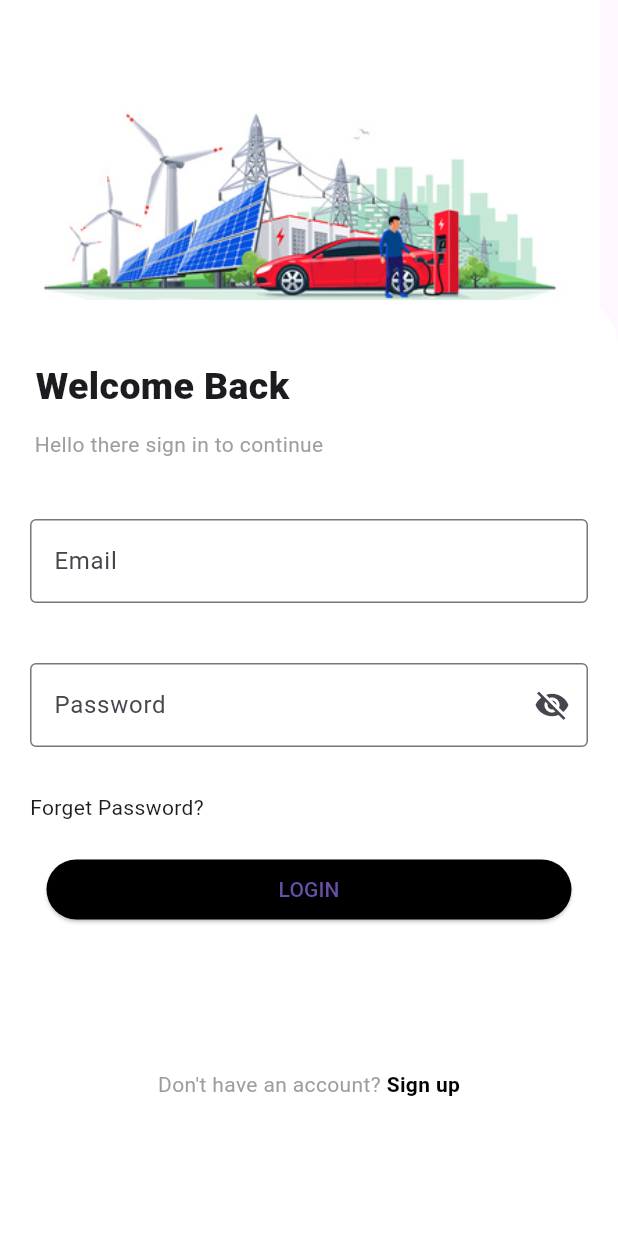
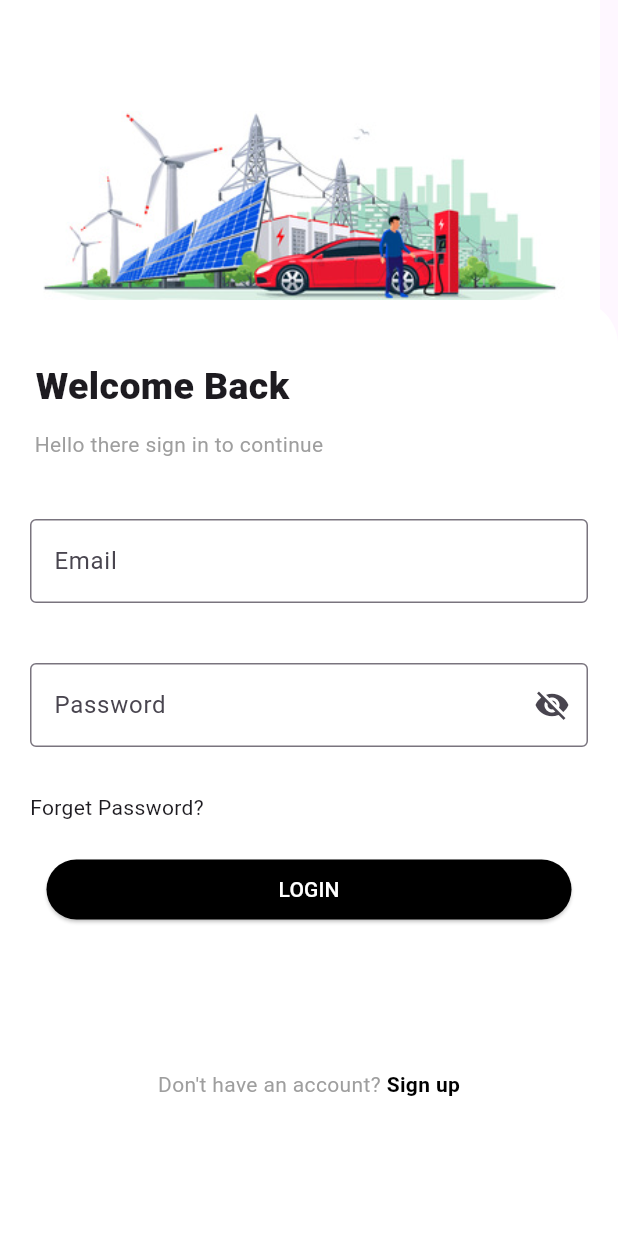
Before and after one commit to rujesh10/Ev-Charging-App, a Flutter app: the screen it shows after launch, on a phone screen of 412 x 824 dp. Run offline on Flutter 3.47's test engine with Material 3 defaults, Android fonts, the phone set to English and light mode, and no system bars; our stand-ins replace cloud_firestore, equatable, firebase_auth, firebase_core, flutter_bloc, flutter_spinkit and 3 more; missing offline and left inert: flutter_phone_direct_caller; accounts and stored records are empty.

Commit message:
flutter upgraded

```diff
--- a/lib/add.dart
+++ b/lib/add.dart
@@ -242,7 +242,8 @@ class _AddState extends State<Add> {
                           color: Colors.white,
                         )
                       : Text("Submit"),
-                  style: ElevatedButton.styleFrom(primary: Colors.black),
+                  style:
+                      ElevatedButton.styleFrom(backgroundColor: Colors.black),
                 ),
               ),
             ],
--- a/lib/bottomnav.dart
+++ b/lib/bottomnav.dart
@@ -19,6 +19,7 @@ class _BottomNavigationState extends State<BottomNavigation> {
   @override
   Widget build(BuildContext context) {
     return Scaffold(
+      backgroundColor: Colors.white,
       body: pages[selectedTab],
       bottomNavigationBar: BottomNavigationBar(
           currentIndex: selectedTab,
--- a/lib/changepassword.dart
+++ b/lib/changepassword.dart
@@ -255,7 +255,8 @@ class _ChangePasswordState extends State<ChangePassword> {
                       }
                     },
                     child: Text("Submit"),
-                    style: ElevatedButton.styleFrom(primary: Colors.black),
+                    style:
+                        ElevatedButton.styleFrom(backgroundColor: Colors.black),
                   ),
                 ),
               ],
--- a/lib/createpassword.dart
+++ b/lib/createpassword.dart
@@ -209,7 +209,7 @@ class _CreatePasswordState extends State<CreatePassword> {
             width: 360,
             height: 45,
             child: ElevatedButton(
-              style: ElevatedButton.styleFrom(primary: Colors.black),
+              style: ElevatedButton.styleFrom(backgroundColor: Colors.black),
               onPressed: () async {
                 // if (await Helper.checkInternetConnection()) {
                 // delayFunction();
--- a/lib/dashboard.dart
+++ b/lib/dashboard.dart
@@ -227,11 +227,11 @@ class _DashboardState extends State<Dashboard> {
                                               },
                                               child: Text("View"),
                                               style: ElevatedButton.styleFrom(
+                                                foregroundColor: Colors.black,
+                                                backgroundColor: Colors.white,
                                                 shadowColor: Color(1),
                                                 side: const BorderSide(
                                                     color: Colors.blue),
-                                                primary: Colors.white,
-                                                onPrimary: Colors.black,
                                               ),
                                             )),
                                         const SizedBox(
--- a/lib/forgetpassword.dart
+++ b/lib/forgetpassword.dart
@@ -124,7 +124,7 @@ class _ForgetPasswordState extends State<ForgetPassword> {
               height: 45,
               width: 350,
               child: ElevatedButton(
-                style: ElevatedButton.styleFrom(primary: Colors.black),
+                style: ElevatedButton.styleFrom(backgroundColor: Colors.black),
                 onPressed: () async {
                   setState(() {
                     loader = true;
--- a/lib/login.dart
+++ b/lib/login.dart
@@ -260,7 +260,7 @@ class _StartState extends State<Start> {
                                       context: context,
                                       barrierDismissible: false,
                                       builder: (BuildContext context) {
-                                        return AlertDialog(
+                                        return const AlertDialog(
                                           content: Column(
                                             mainAxisSize: MainAxisSize.min,
                                             children: const [
@@ -286,9 +286,9 @@ class _StartState extends State<Start> {
                                     });
                                   }
                                 },
-                                child: Text("LOGIN"),
+                                child: Text("LOGIN",style: TextStyle(color:Colors.white)),
                                 style: ElevatedButton.styleFrom(
-                                    primary: Colors.black),
+                                    backgroundColor: Colors.black),
                               ),
                             ),
                             const SizedBox(
--- a/lib/otp.dart
+++ b/lib/otp.dart
@@ -247,7 +247,7 @@ class _OtpCodeState extends State<OtpCode> {
                   }
                 },
                 child: Text("Verify"),
-                style: ElevatedButton.styleFrom(primary: Colors.black),
+                style: ElevatedButton.styleFrom(backgroundColor: Colors.black),
               ),
             ),
           ),
--- a/lib/signup.dart
+++ b/lib/signup.dart
@@ -349,7 +349,7 @@ class _SignupState extends State<Signup> {
                                   },
                                   child: Text("SIGN UP"),
                                   style: ElevatedButton.styleFrom(
-                                      primary: Colors.black),
+                                      backgroundColor: Colors.black),
                                 ),
                               ),
                               const SizedBox(
@@ -371,7 +371,7 @@ class _SignupState extends State<Signup> {
                                             ));
                                       },
                                       child: const Text(
-                                        " Login",
+                                        "Login",
                                         style: TextStyle(
                                             fontWeight: FontWeight.w600,
                                             color: Colors.black),
```
Also changed, not shown: lib/search.dart (+5 -2 lines), pubspec.lock, 3 other files.
